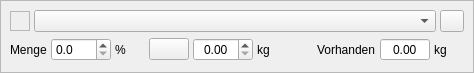
This is kleiner-brauhelfer/widgets/wdgmalzgabe.ui in kleiner-brauhelfer/kleiner-brauhelfer-2 as Qt 5 draws it before an edit. The edited form follows.
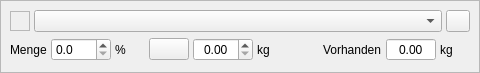
This is the edited form. Icons and pictures are not drawn. Custom widgets are drawn as their Qt base class.

What changed in the file:
```diff
--- a/kleiner-brauhelfer/widgets/wdgmalzgabe.ui
+++ b/kleiner-brauhelfer/widgets/wdgmalzgabe.ui
@@ -6,7 +6,7 @@
    <rect>
     <x>0</x>
     <y>0</y>
-    <width>452</width>
+    <width>480</width>
     <height>73</height>
    </rect>
   </property>
```
Left out of the diff: 4 changed lines with no effect on the pictures.
